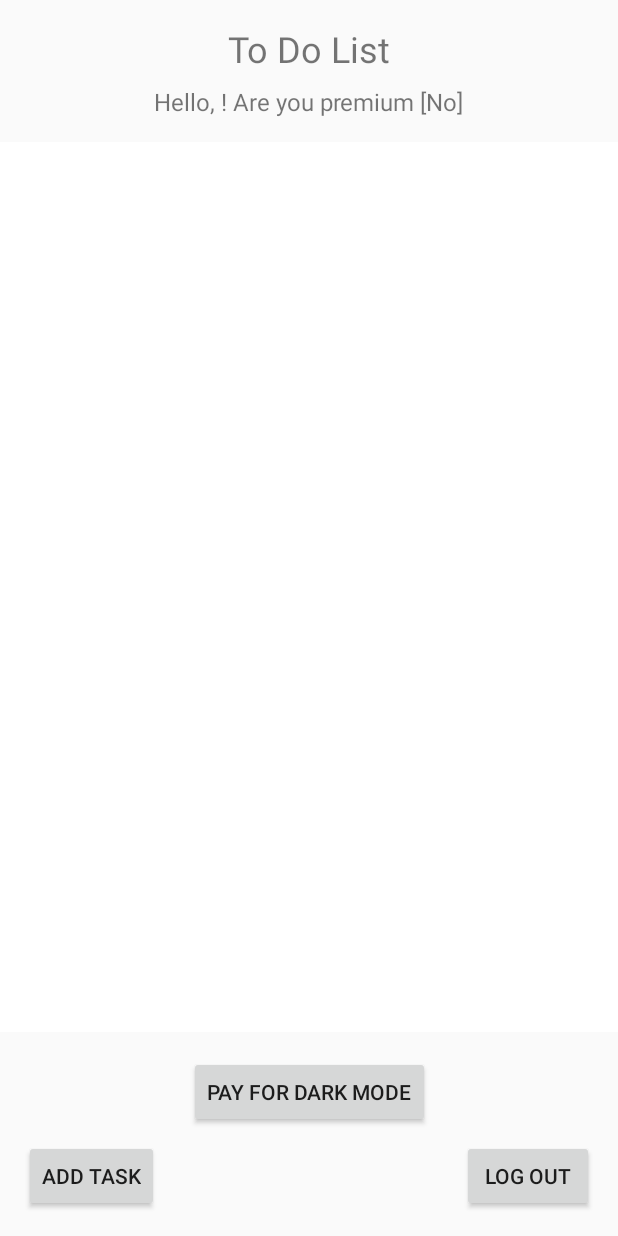
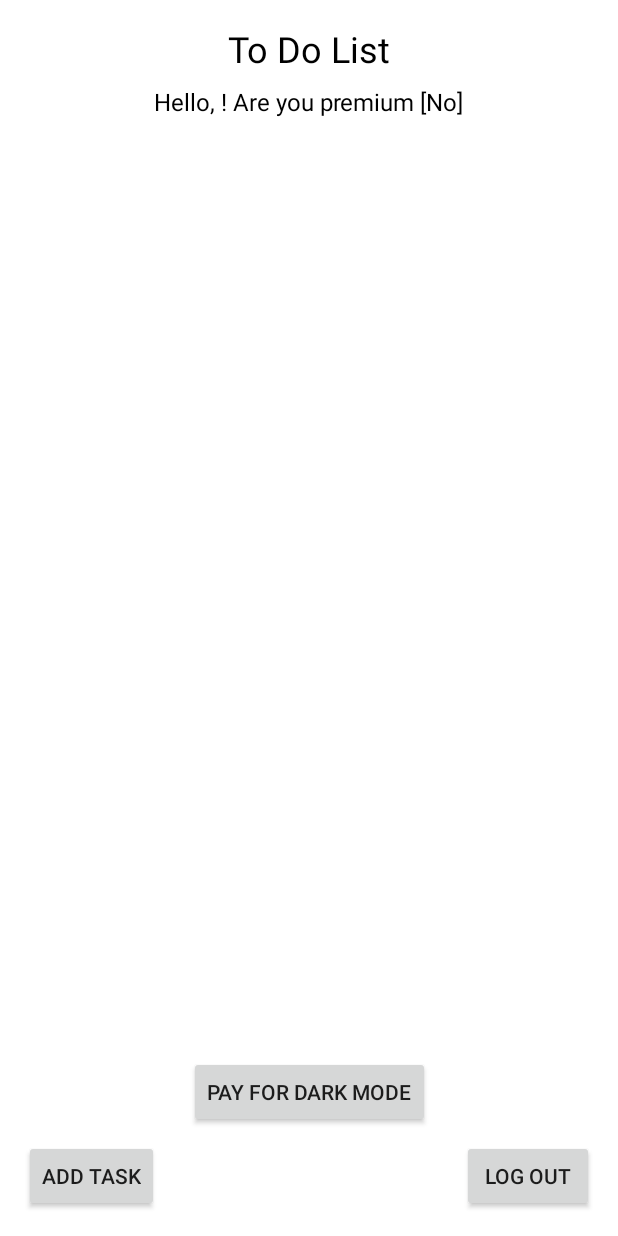
Before and after one commit to Pixel535/ToDoListApp-Project, an Android app: the TasksActivity screen opened directly, with no data from a screen before it, on a phone screen of 412 x 824 dp. Run offline under Robolectric (Android 15) with nearby library versions, the phone set to English and light mode, and no system bars.

Commit message:
Hot Fix for Dark mode and Refresh

```diff
--- a/Android App/app/src/main/res/layout/activity_tasks.xml
+++ b/Android App/app/src/main/res/layout/activity_tasks.xml
@@ -5,7 +5,8 @@
     android:layout_width="match_parent"
     android:layout_height="match_parent"
     android:id="@+id/rootLayout"
-    tools:context=".TasksActivity">
+    tools:context=".TasksActivity"
+    android:background="@color/light_background_color">
 
     <TextView
         android:id="@+id/tasksHeader"
@@ -16,6 +17,7 @@
         app:layout_constraintTop_toTopOf="parent"
         app:layout_constraintStart_toStartOf="parent"
         app:layout_constraintEnd_toEndOf="parent"
+        android:textColor="@color/light_text_color"
         android:layout_marginTop="16dp"/>
 
     <TextView
@@ -27,6 +29,7 @@
         app:layout_constraintTop_toBottomOf="@id/tasksHeader"
         app:layout_constraintStart_toStartOf="parent"
         app:layout_constraintEnd_toEndOf="parent"
+        android:textColor="@color/light_text_color"
         android:layout_marginTop="8dp"/>
 
     <TextView
@@ -39,19 +42,31 @@
         app:layout_constraintTop_toBottomOf="@id/userGreeting"
         app:layout_constraintStart_toStartOf="parent"
         app:layout_constraintEnd_toEndOf="parent"
+        android:textColor="@color/light_text_color"
         android:layout_marginTop="16dp"/>
+
+    <androidx.swiperefreshlayout.widget.SwipeRefreshLayout
+            android:id="@+id/swipeRefreshLayout"
+            android:layout_width="411dp"
+            android:layout_height="471dp"
+            android:layout_marginTop="9dp"
+            app:layout_constraintBottom_toTopOf="@id/payForDarkModeButton"
+            app:layout_constraintEnd_toEndOf="parent"
+            app:layout_constraintStart_toStartOf="parent"
+            app:layout_constraintTop_toBottomOf="@id/userGreeting" >
 
         <androidx.recyclerview.widget.RecyclerView
                 android:id="@+id/tasksRecyclerView"
                 android:layout_width="0dp"
                 android:layout_height="0dp"
-        app:layout_constraintTop_toBottomOf="@id/userGreeting"
+                android:layout_marginTop="16dp"
+                android:layout_marginBottom="16dp"
+                android:background="@color/light_background_color"
                 app:layout_constraintBottom_toTopOf="@id/payForDarkModeButton"
+                app:layout_constraintEnd_toEndOf="parent"
                 app:layout_constraintStart_toStartOf="parent"
-        app:layout_constraintEnd_toEndOf="parent"
-        android:background="@color/white"
-        android:layout_marginTop="16dp"
-        android:layout_marginBottom="16dp"/>
+                app:layout_constraintTop_toBottomOf="@id/userGreeting" />
+    </androidx.swiperefreshlayout.widget.SwipeRefreshLayout>
 
     <Button
         android:id="@+id/payForDarkModeButton"
--- /dev/null
+++ b/Android App/app/src/main/res/values/colors-light.xml
@@ -0,0 +1,6 @@
+<?xml version="1.0" encoding="utf-8"?>
+<resources>
+    <color name="light_background_color">#FFFFFF</color>
+    <color name="light_text_color">#000000</color>
+    <color name="light_button_color">#6200EE</color>
+</resources>
--- /dev/null
+++ b/Android App/app/src/main/res/values/colors-night.xml
@@ -0,0 +1,6 @@
+<?xml version="1.0" encoding="utf-8"?>
+<resources>
+    <color name="dark_background_color">#000000</color>
+    <color name="dark_text_color">#FFFFFF</color>
+    <color name="dark_button_color">#BB86FC</color>
+</resources>
```
Also changed, not shown: Android App/app/src/main/java/com/example/todoapp/Adapter/TaskAdapter.java (+30 -3 lines), Android App/app/src/main/java/com/example/todoapp/TasksActivity.java (+40 -9 lines), Android App/app/src/main/res/layout/item_task.xml (+9 -4 lines), Android App/app/src/main/res/values/colors.xml (deleted, +0 -10 lines). Lines whose indentation alone changed are shown as unchanged.
